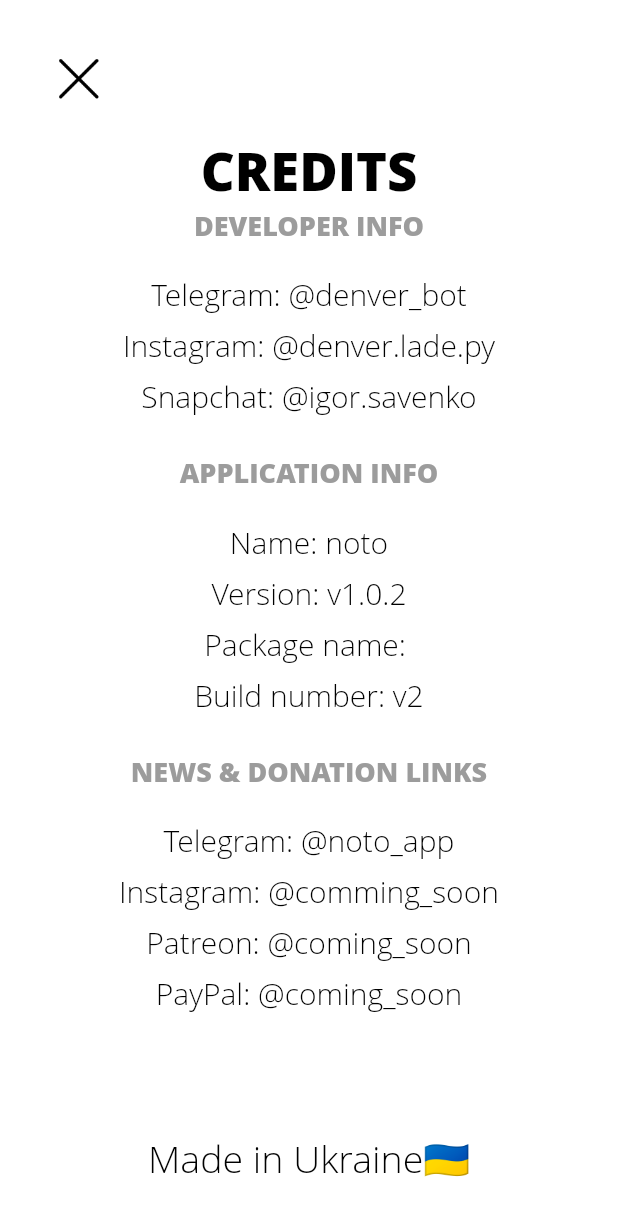
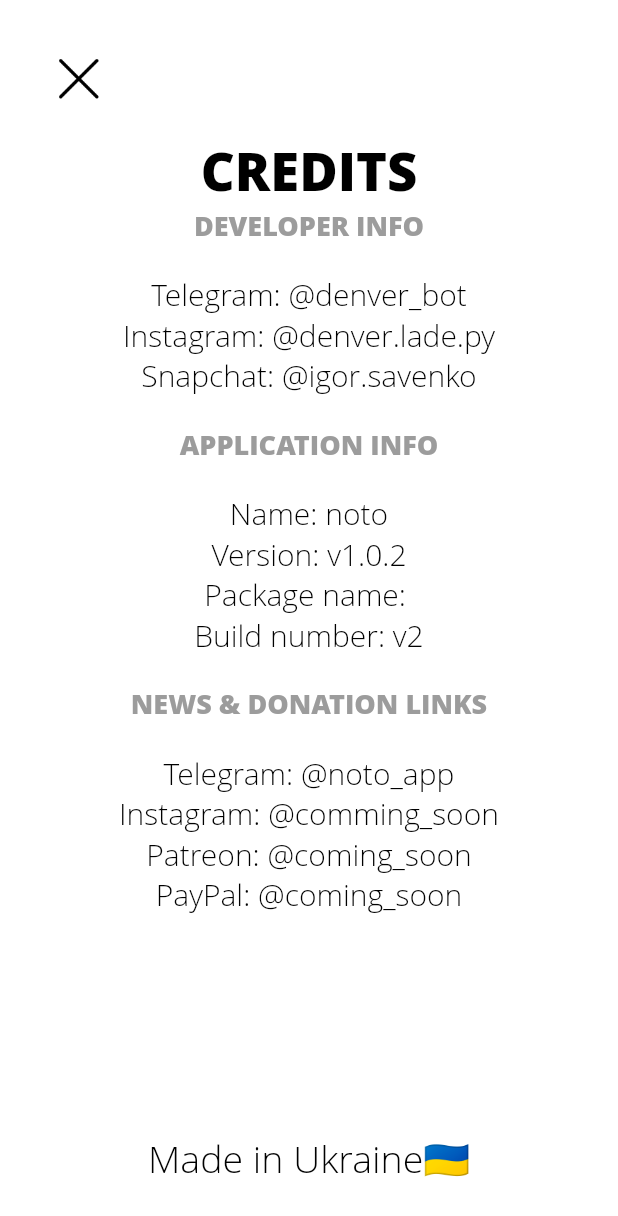
Before and after one commit to denver-code/noto, a Flutter app: the CreditScreen screen opened by its route, on a phone screen of 412 x 824 dp. Shown: the top 1216 px of the screen. Run offline on Flutter 3.47's test engine with Material 2 defaults, Android fonts, the phone set to English and light mode, and no system bars; our stand-ins replace package_info_plus, shared_preferences; accounts and stored records are empty; Roboto replaces fonts that are missing (Open Sans).

Commit message:
Added themePicker void and implemented generators

```diff
--- a/lib/screens/credits.dart
+++ b/lib/screens/credits.dart
@@ -39,15 +39,60 @@ class _CreditScreenState extends State<CreditScreen> {
     });
   }
 
+  _themePicker(String obj) {
+    switch (isDarkTheme) {
+      case true:
+        switch (obj) {
+          case "scaffold":
+            return Colors.black;
+          case "image":
+          case "text":
+            return Colors.white;
+        }
+        break;
+      default:
+        switch (obj) {
+          case "scaffold":
+            return Colors.white;
+          case "image":
+          case "text":
+            return Colors.black;
+        }
+    }
+  }
+
   @override
   Widget build(BuildContext context) {
+    List credits = [
+      [
+        "DEVELOPER INFO",
+        [
+          "Telegram: @denver_bot",
+          "Instagram: @denver.lade.py",
+          "Snapchat: @igor.savenko"
+        ],
+      ],
+      [
+        "APPLICATION INFO",
+        [
+          "Name: $appName",
+          "Version: v$version",
+          "Package name: $packageName",
+          "Build number: v$buildNumber",
+        ]
+      ],
+      [
+        "NEWS & DONATION LINKS",
+        [
+          "Telegram: @noto_app",
+          "Instagram: @comming_soon",
+          "Patreon: @coming_soon",
+          "PayPal: @coming_soon"
+        ]
+      ]
+    ];
     return Scaffold(
-      backgroundColor: (() {
-        if (isDarkTheme) {
-          return Colors.black;
-        }
-        return Colors.white;
-      }()),
+      backgroundColor: _themePicker("scaffold"),
       body: SafeArea(
           child: Padding(
         padding: const EdgeInsets.all(35),
@@ -61,12 +106,7 @@ class _CreditScreenState extends State<CreditScreen> {
               child: Image(
                 image: const AssetImage("assets/images/bi_x-lg.png"),
                 width: 35,
-                color: (() {
-                  if (isDarkTheme) {
-                    return Colors.white;
-                  }
-                  return Colors.black;
-                }()),
+                color: _themePicker("image"),
               ),
             ),
             const SizedBox(
@@ -79,18 +119,19 @@ class _CreditScreenState extends State<CreditScreen> {
                   Text(
                     "CREDITS",
                     style: TextStyle(
-                      color: (() {
-                        if (isDarkTheme) {
-                          return Colors.white;
-                        }
-                        return Colors.black;
-                      }()),
+                      color: _themePicker("text"),
                       fontWeight: FontWeight.w800,
                       fontSize: 35,
                     ),
                   ),
+                  Expanded(
+                      child: SingleChildScrollView(
+                    child: Column(
+                      children: List.generate(credits.length, (index) {
+                        return Column(
+                          children: [
                             Text(
-                    "DEVELOPER INFO",
+                              credits[index][0],
                               style: TextStyle(
                                 color: HexColor.fromHex("#9C9C9C"),
                                 fontWeight: FontWeight.w800,
@@ -100,201 +141,27 @@ class _CreditScreenState extends State<CreditScreen> {
                             const SizedBox(
                               height: 20,
                             ),
-                  Text(
-                    "Telegram: @denver_bot",
+                            Column(
+                              children: List.generate(credits[index][1].length,
+                                  (indexText) {
+                                return Text(
+                                  credits[index][1][indexText],
                                   style: TextStyle(
-                      color: (() {
-                        if (isDarkTheme) {
-                          return Colors.white;
-                        }
-                        return Colors.black;
-                      }()),
+                                    color: _themePicker("text"),
                                     fontWeight: FontWeight.w300,
                                     fontSize: 20,
                                   ),
-                  ),
-                  const SizedBox(
-                    height: 7,
-                  ),
-                  Text(
-                    "Instagram: @denver.lade.py",
-                    style: TextStyle(
-                      color: (() {
-                        if (isDarkTheme) {
-                          return Colors.white;
-                        }
-                        return Colors.black;
-                      }()),
-                      fontWeight: FontWeight.w300,
-                      fontSize: 20,
-                    ),
-                  ),
-                  const SizedBox(
-                    height: 7,
-                  ),
-                  Text(
-                    "Snapchat: @igor.savenko",
-                    style: TextStyle(
-                      color: (() {
-                        if (isDarkTheme) {
-                          return Colors.white;
-                        }
-                        return Colors.black;
-                      }()),
-                      fontWeight: FontWeight.w300,
-                      fontSize: 20,
-                    ),
-                  ),
-                  const SizedBox(
-                    height: 25,
-                  ),
-                  Text(
-                    "APPLICATION INFO",
-                    style: TextStyle(
-                      color: HexColor.fromHex("#9C9C9C"),
-                      fontWeight: FontWeight.w800,
-                      fontSize: 18,
-                    ),
+                                );
+                              }),
                             ),
                             const SizedBox(
                               height: 20,
                             ),
-                  Text(
-                    "Name: $appName",
-                    style: TextStyle(
-                      color: (() {
-                        if (isDarkTheme) {
-                          return Colors.white;
-                        }
-                        return Colors.black;
-                      }()),
-                      fontWeight: FontWeight.w300,
-                      fontSize: 20,
+                          ],
+                        );
+                      }),
                     ),
-                  ),
-                  const SizedBox(
-                    height: 7,
-                  ),
-                  Text(
-                    "Version: v$version",
-                    style: TextStyle(
-                      color: (() {
-                        if (isDarkTheme) {
-                          return Colors.white;
-                        }
-                        return Colors.black;
-                      }()),
-                      fontWeight: FontWeight.w300,
-                      fontSize: 20,
-                    ),
-                  ),
-                  const SizedBox(
-                    height: 7,
-                  ),
-                  Text(
-                    "Package name: $packageName",
-                    style: TextStyle(
-                      color: (() {
-                        if (isDarkTheme) {
-                          return Colors.white;
-                        }
-                        return Colors.black;
-                      }()),
-                      fontWeight: FontWeight.w300,
-                      fontSize: 20,
-                    ),
-                  ),
-                  const SizedBox(
-                    height: 7,
-                  ),
-                  Text(
-                    "Build number: v$buildNumber",
-                    style: TextStyle(
-                      color: (() {
-                        if (isDarkTheme) {
-                          return Colors.white;
-                        }
-                        return Colors.black;
-                      }()),
-                      fontWeight: FontWeight.w300,
-                      fontSize: 20,
-                    ),
-                  ),
-                  const SizedBox(
-                    height: 25,
-                  ),
-                  Text(
-                    "NEWS & DONATION LINKS",
-                    style: TextStyle(
-                      color: HexColor.fromHex("#9C9C9C"),
-                      fontWeight: FontWeight.w800,
-                      fontSize: 18,
-                    ),
-                  ),
-                  const SizedBox(
-                    height: 20,
-                  ),
-                  Text(
-                    "Telegram: @noto_app",
-                    style: TextStyle(
-                      color: (() {
-                        if (isDarkTheme) {
-                          return Colors.white;
-                        }
-                        return Colors.black;
-                      }()),
-                      fontWeight: FontWeight.w300,
-                      fontSize: 20,
-                    ),
-                  ),
-                  const SizedBox(
-                    height: 7,
-                  ),
-                  Text(
-                    "Instagram: @comming_soon",
-                    style: TextStyle(
-                      color: (() {
-                        if (isDarkTheme) {
-                          return Colors.white;
-                        }
-                        return Colors.black;
-                      }()),
-                      fontWeight: FontWeight.w300,
-                      fontSize: 20,
-                    ),
-                  ),
-                  const SizedBox(
-                    height: 7,
-                  ),
-                  Text(
-                    "Patreon: @coming_soon",
-                    style: TextStyle(
-                      color: (() {
-                        if (isDarkTheme) {
-                          return Colors.white;
-                        }
-                        return Colors.black;
-                      }()),
-                      fontWeight: FontWeight.w300,
-                      fontSize: 20,
-                    ),
-                  ),
-                  const SizedBox(
-                    height: 7,
-                  ),
-                  Text(
-                    "PayPal: @coming_soon",
-                    style: TextStyle(
-                      color: (() {
-                        if (isDarkTheme) {
-                          return Colors.white;
-                        }
-                        return Colors.black;
-                      }()),
-                      fontWeight: FontWeight.w300,
-                      fontSize: 20,
-                    ),
-                  ),
+                  ))
                 ],
               ),
             )),
```
Lines whose indentation alone changed are shown as unchanged.
